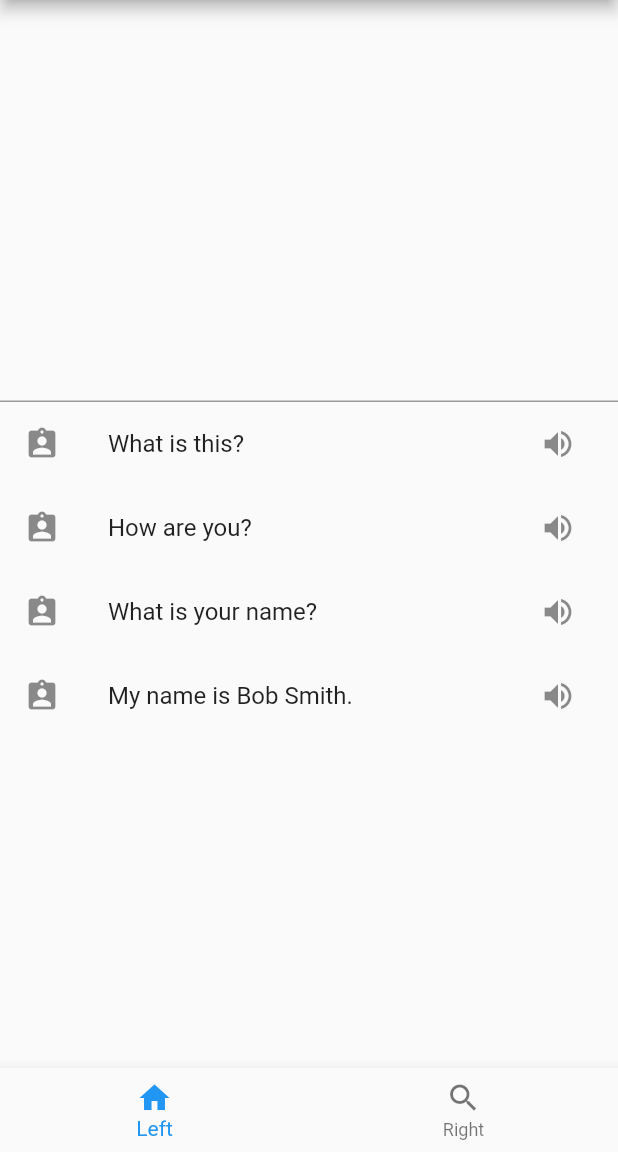
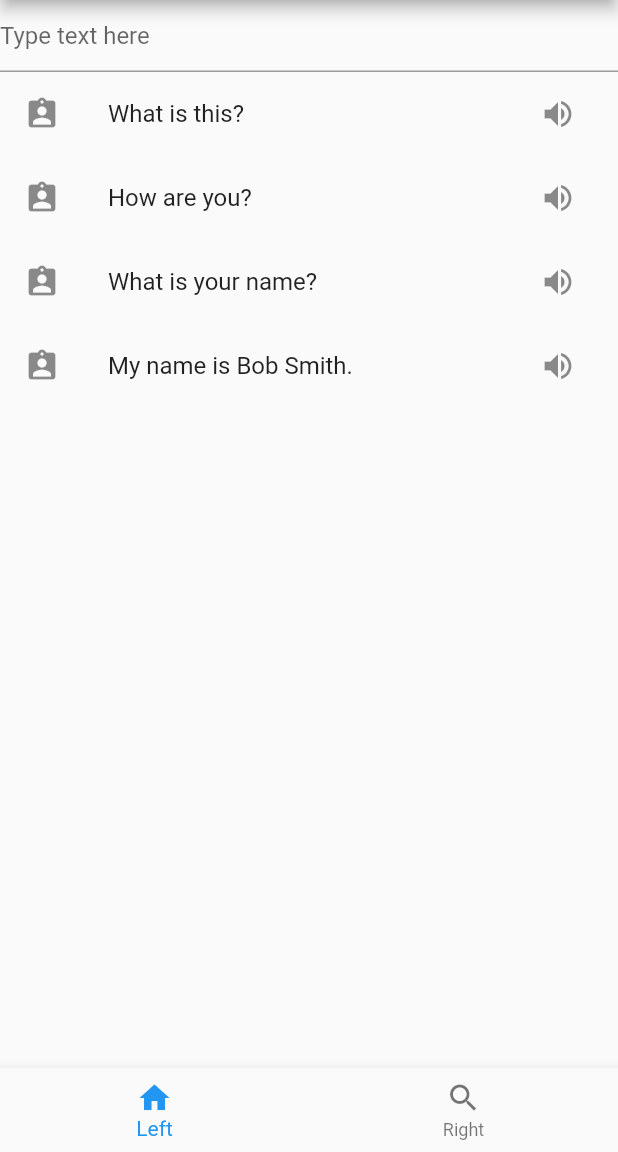
Before and after one commit to ymita/doughnut, a Flutter app: the screen it shows after launch, on a phone screen of 412 x 824 dp, the part 84-1236 px from its top. Run offline on Flutter 3.47's test engine with Material 2 defaults, Android fonts, the phone set to English and light mode, and no system bars.

Commit message:
updated mainAxisAlignment
mainAxisAlignment to MainAxisAlignment.start

```diff
--- a/lib/main.dart
+++ b/lib/main.dart
@@ -63,15 +63,16 @@ class _MyHomePageState extends State<MyHomePage> {
   @override
   Widget build(BuildContext context) {
     return new Scaffold(
-      body: idx == 0 ?
+      body:
+      idx == 0 ?
       new Column(
-          mainAxisAlignment: MainAxisAlignment.center,
+          mainAxisAlignment: MainAxisAlignment.start,
           children: <Widget>[
             new TextField(
               controller: _controller,
-              // decoration: new InputDecoration(
-              //   hintText: 'Type text here',
-              // ),
+              decoration: new InputDecoration(
+                hintText: 'Type text here',
+              ),
             ),
             new ListTile(
               leading: const Icon(Icons.assignment_ind),
@@ -113,10 +114,9 @@ class _MyHomePageState extends State<MyHomePage> {
         )
       :
       new Text("Right"),
-
       bottomNavigationBar: new BottomNavigationBar(
         currentIndex: idx,
-        onTap: (int idx) { setState((){ this.index = idx; }); },
+        onTap: (int idx) { setState((){ this.idx = idx; }); },
         items: <BottomNavigationBarItem>[
           new BottomNavigationBarItem(
             icon: new Icon(Icons.home),
```
